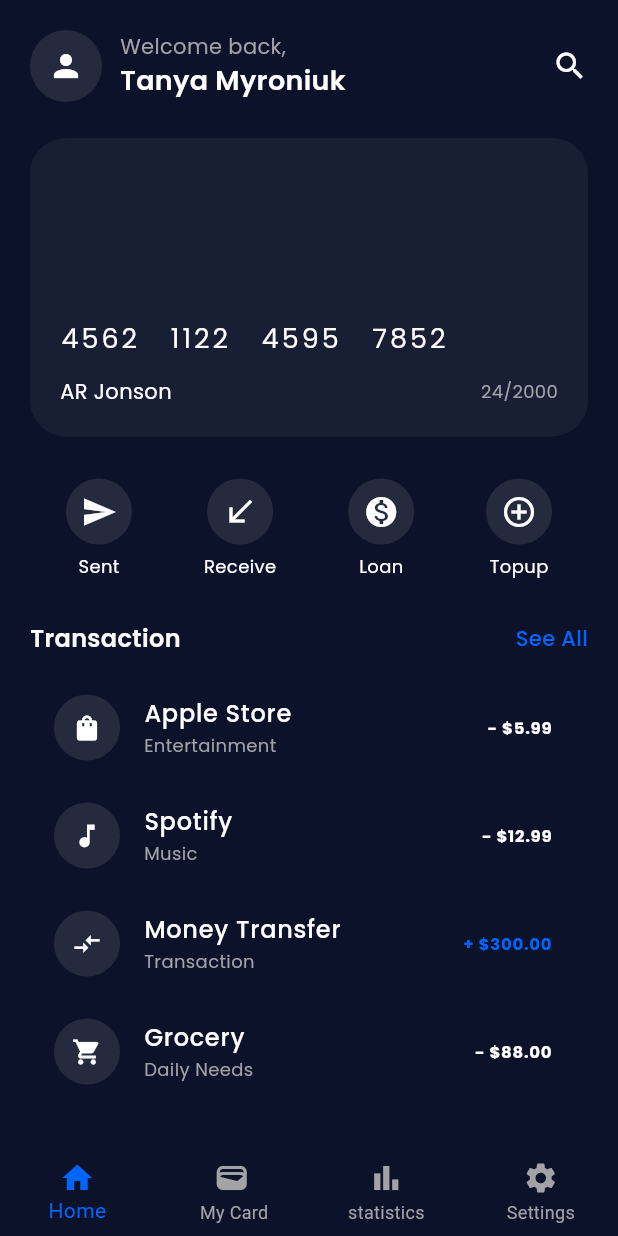
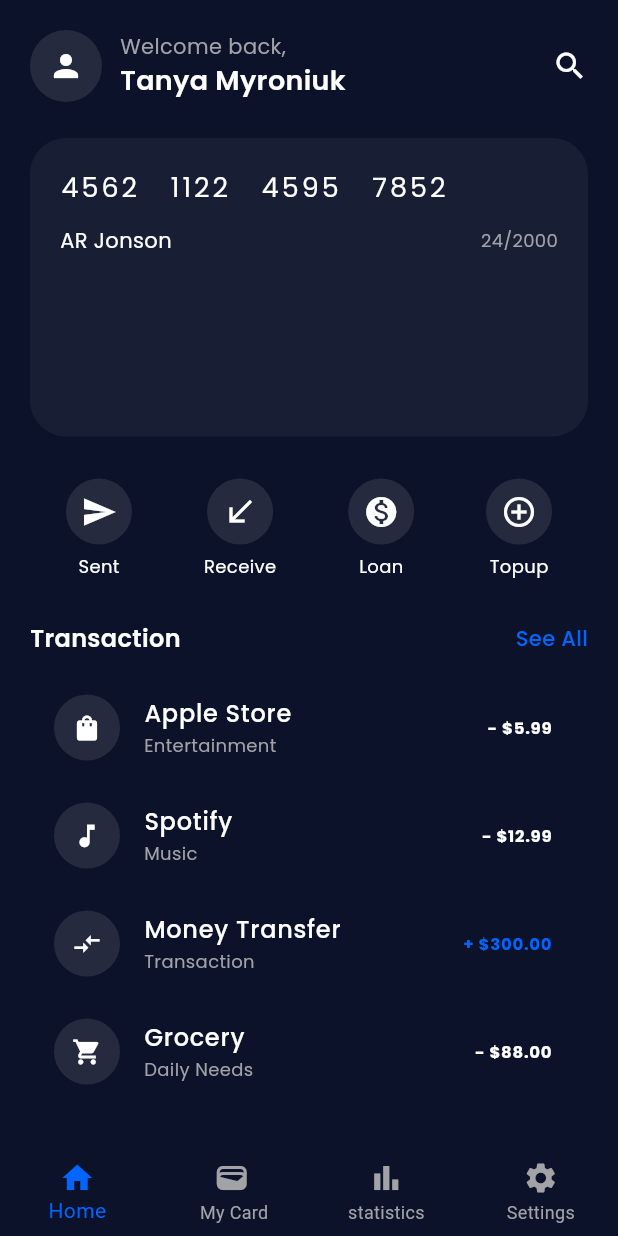
Before and after one commit to sivanianto/screens_intership, a Flutter app: the HomePage screen opened directly, on a phone screen of 412 x 824 dp. Run offline on Flutter 3.47's test engine with Material 3 defaults, Android fonts, the phone set to English and light mode, and no system bars; our stand-ins replace google_fonts, google_nav_bar.

Commit message:
changed the card number alignment and solved declaration error

```diff
--- a/bankapp/lib/pages/homepage.dart
+++ b/bankapp/lib/pages/homepage.dart
@@ -5,7 +5,7 @@
 import 'package:bankapp/tiles/transactiontile.dart';
 
 class HomePage extends StatelessWidget {
-  const HomePage({super.key});
+  HomePage({super.key});
 
   @override
   Widget build(BuildContext context) {
@@ -64,7 +64,7 @@
       child: Column(
  crossAxisAlignment: CrossAxisAlignment.start,
    children: [
-  Spacer(),
+
  Text('4562   1122   4595   7852',
   style: GoogleFonts.poppins(
  color: ColorConstants.textcolor,
```
